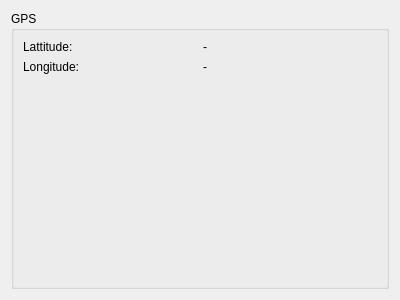
Old version of the form Exifator/gpsinformationwidget.ui in the repository HalloSoft/Exifator.
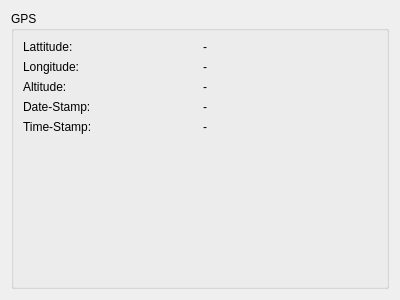
New version of the form.

Commit message: Next step

```diff
--- a/Exifator/gpsinformationwidget.ui
+++ b/Exifator/gpsinformationwidget.ui
@@ -27,7 +27,7 @@
         </property>
        </widget>
       </item>
-      <item row="2" column="1">
+      <item row="5" column="1">
        <spacer name="verticalSpacer">
         <property name="orientation">
          <enum>Qt::Vertical</enum>
@@ -61,6 +61,48 @@
         </property>
        </widget>
       </item>
+      <item row="2" column="0">
+       <widget class="QLabel" name="label_3">
+        <property name="text">
+         <string>Altitude:</string>
+        </property>
+       </widget>
+      </item>
+      <item row="3" column="0">
+       <widget class="QLabel" name="label_4">
+        <property name="text">
+         <string>Date-Stamp:</string>
+        </property>
+       </widget>
+      </item>
+      <item row="4" column="0">
+       <widget class="QLabel" name="label_5">
+        <property name="text">
+         <string>Time-Stamp:</string>
+        </property>
+       </widget>
+      </item>
+      <item row="2" column="1">
+       <widget class="QLabel" name="labelAltitude">
+        <property name="text">
+         <string>-</string>
+        </property>
+       </widget>
+      </item>
+      <item row="3" column="1">
+       <widget class="QLabel" name="labelDateStamp">
+        <property name="text">
+         <string>-</string>
+        </property>
+       </widget>
+      </item>
+      <item row="4" column="1">
+       <widget class="QLabel" name="labelTimeStamp">
+        <property name="text">
+         <string>-</string>
+        </property>
+       </widget>
+      </item>
      </layout>
     </widget>
    </item>
```
The commit also changes 1 other file.
